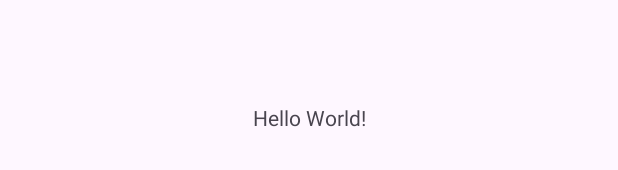
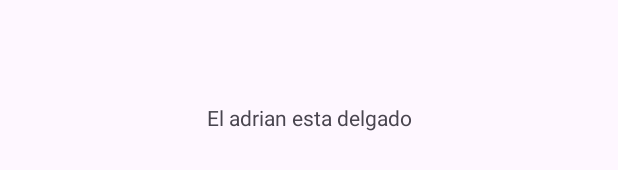
Before and after one commit to ucamps/GranCentre-uai, an Android app: the layout activity_main.xml on its own in the app's theme, with its tools: preview values and no code run, on a phone screen of 412 x 824 dp. Shown: the part 501-671 px from the top of the screen. Run offline under Robolectric (Android 15) with nearby library versions, the phone set to English and light mode, and no system bars.

Commit message:
Mensaje importante

```diff
--- a/app/src/main/res/layout/activity_main.xml
+++ b/app/src/main/res/layout/activity_main.xml
@@ -9,7 +9,7 @@
     <TextView
         android:layout_width="wrap_content"
         android:layout_height="wrap_content"
-        android:text="Hello World!"
+        android:text="El adrian esta delgado"
         app:layout_constraintBottom_toBottomOf="parent"
         app:layout_constraintEnd_toEndOf="parent"
         app:layout_constraintStart_toStartOf="parent"
```
